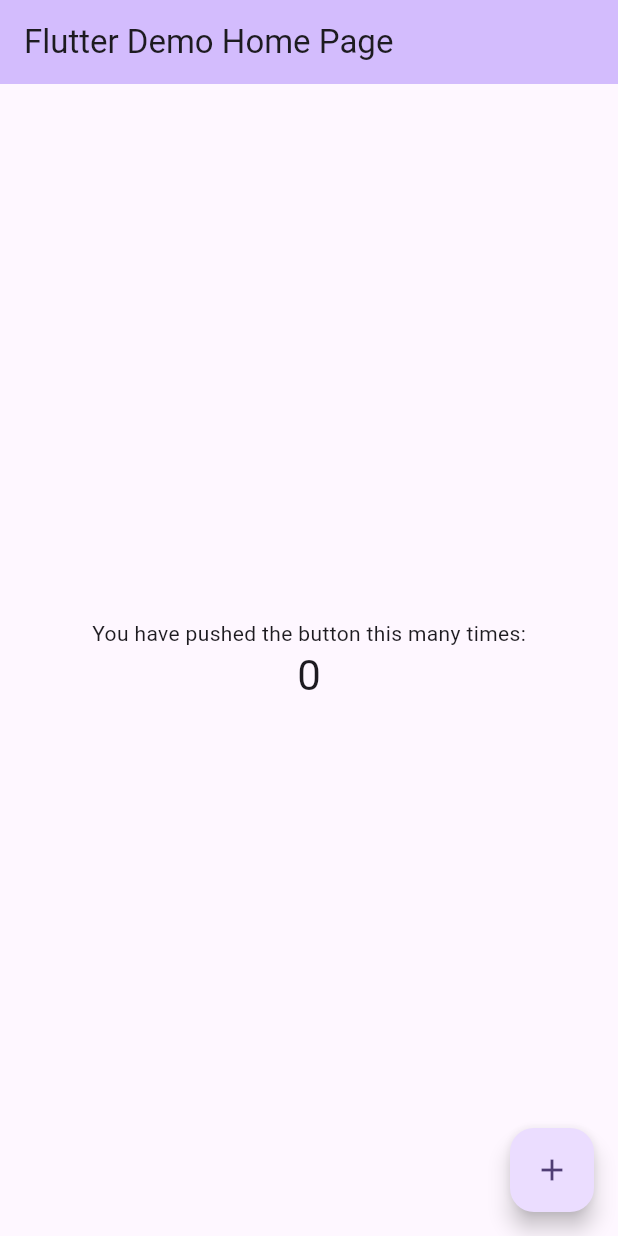
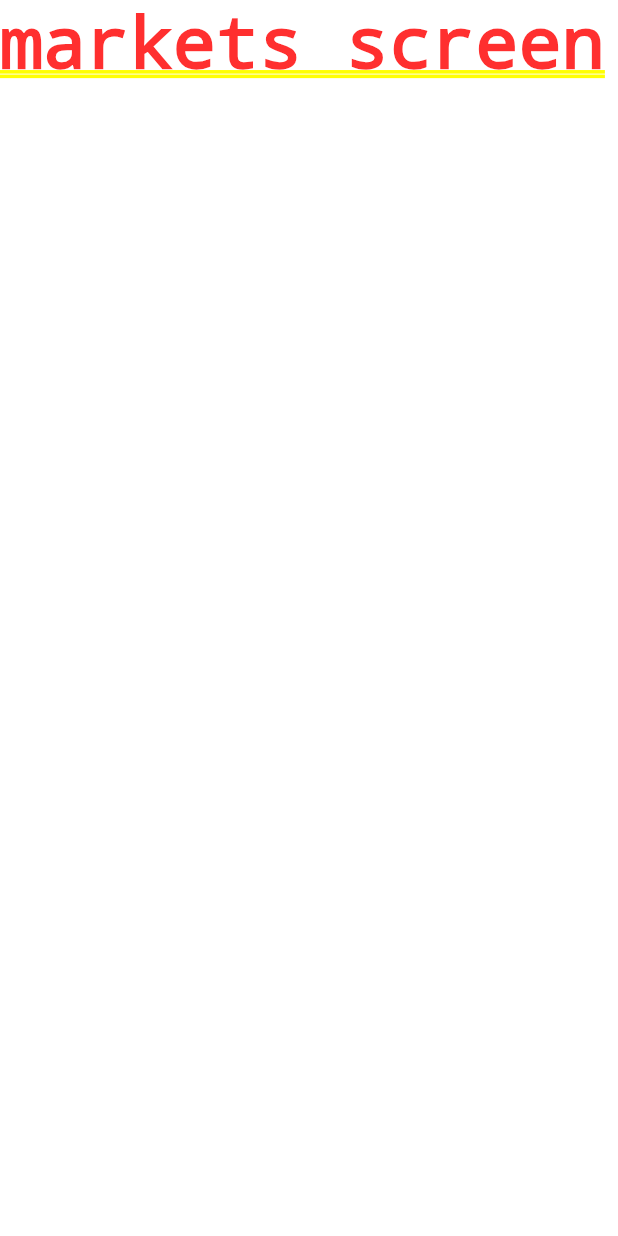
Before and after one commit to mrzbn/crypto-markets, a Flutter app: the screen it shows after launch, on a phone screen of 412 x 824 dp. Run offline on Flutter 3.47's test engine with Material 3 defaults, Android fonts, the phone set to English and light mode, and no system bars.

Commit message:
create markets_screen.dart and set as home page

```diff
--- a/lib/main.dart
+++ b/lib/main.dart
@@ -1,3 +1,4 @@
+import 'package:crypto_markets/markets/markets_screen.dart';
 import 'package:flutter/material.dart';
 
 void main() {
@@ -11,7 +12,7 @@ class MyApp extends StatelessWidget {
   @override
   Widget build(BuildContext context) {
     return MaterialApp(
-      title: 'Flutter Demo',
+      title: 'Crypto Markets',
       theme: ThemeData(
         // This is the theme of your application.
         //
@@ -31,95 +32,7 @@ class MyApp extends StatelessWidget {
         colorScheme: ColorScheme.fromSeed(seedColor: Colors.deepPurple),
         useMaterial3: true,
       ),
-      home: const MyHomePage(title: 'Flutter Demo Home Page'),
+      home: const MarketsScreen(),
     );
   }
 }
-
-class MyHomePage extends StatefulWidget {
-  const MyHomePage({super.key, required this.title});
-
-  // This widget is the home page of your application. It is stateful, meaning
-  // that it has a State object (defined below) that contains fields that affect
-  // how it looks.
-
-  // This class is the configuration for the state. It holds the values (in this
-  // case the title) provided by the parent (in this case the App widget) and
-  // used by the build method of the State. Fields in a Widget subclass are
-  // always marked "final".
-
-  final String title;
-
-  @override
-  State<MyHomePage> createState() => _MyHomePageState();
-}
-
-class _MyHomePageState extends State<MyHomePage> {
-  int _counter = 0;
-
-  void _incrementCounter() {
-    setState(() {
-      // This call to setState tells the Flutter framework that something has
-      // changed in this State, which causes it to rerun the build method below
-      // so that the display can reflect the updated values. If we changed
-      // _counter without calling setState(), then the build method would not be
-      // called again, and so nothing would appear to happen.
-      _counter++;
-    });
-  }
-
-  @override
-  Widget build(BuildContext context) {
-    // This method is rerun every time setState is called, for instance as done
-    // by the _incrementCounter method above.
-    //
-    // The Flutter framework has been optimized to make rerunning build methods
-    // fast, so that you can just rebuild anything that needs updating rather
-    // than having to individually change instances of widgets.
-    return Scaffold(
-      appBar: AppBar(
-        // TRY THIS: Try changing the color here to a specific color (to
-        // Colors.amber, perhaps?) and trigger a hot reload to see the AppBar
-        // change color while the other colors stay the same.
-        backgroundColor: Theme.of(context).colorScheme.inversePrimary,
-        // Here we take the value from the MyHomePage object that was created by
-        // the App.build method, and use it to set our appbar title.
-        title: Text(widget.title),
-      ),
-      body: Center(
-        // Center is a layout widget. It takes a single child and positions it
-        // in the middle of the parent.
-        child: Column(
-          // Column is also a layout widget. It takes a list of children and
-          // arranges them vertically. By default, it sizes itself to fit its
-          // children horizontally, and tries to be as tall as its parent.
-          //
-          // Column has various properties to control how it sizes itself and
-          // how it positions its children. Here we use mainAxisAlignment to
-          // center the children vertically; the main axis here is the vertical
-          // axis because Columns are vertical (the cross axis would be
-          // horizontal).
-          //
-          // TRY THIS: Invoke "debug painting" (choose the "Toggle Debug Paint"
-          // action in the IDE, or press "p" in the console), to see the
-          // wireframe for each widget.
-          mainAxisAlignment: MainAxisAlignment.center,
-          children: <Widget>[
-            const Text(
-              'You have pushed the button this many times:',
-            ),
-            Text(
-              '$_counter',
-              style: Theme.of(context).textTheme.headlineMedium,
-            ),
-          ],
-        ),
-      ),
-      floatingActionButton: FloatingActionButton(
-        onPressed: _incrementCounter,
-        tooltip: 'Increment',
-        child: const Icon(Icons.add),
-      ), // This trailing comma makes auto-formatting nicer for build methods.
-    );
-  }
-}
--- /dev/null
+++ b/lib/markets/markets_screen.dart
@@ -0,0 +1,15 @@
+import 'package:flutter/material.dart';
+
+class MarketsScreen extends StatefulWidget {
+  const MarketsScreen({super.key});
+
+  @override
+  State<MarketsScreen> createState() => _MarketsScreenState();
+}
+
+class _MarketsScreenState extends State<MarketsScreen> {
+  @override
+  Widget build(BuildContext context) {
+    return const Text("markets screen");
+  }
+}
```
